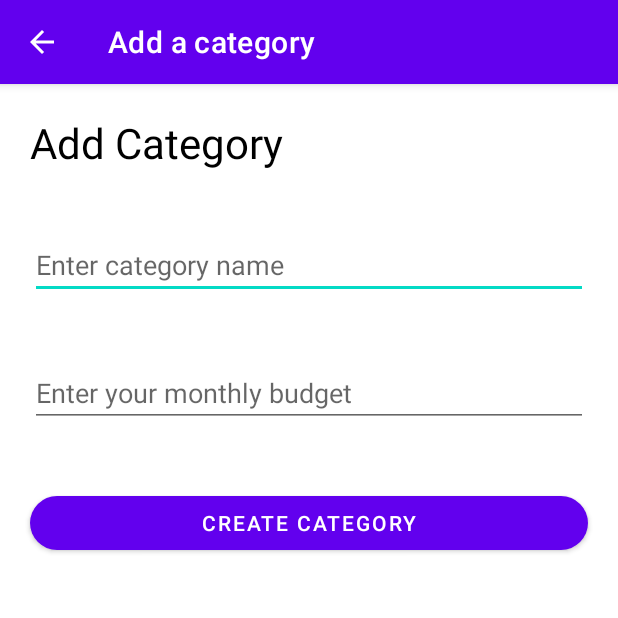
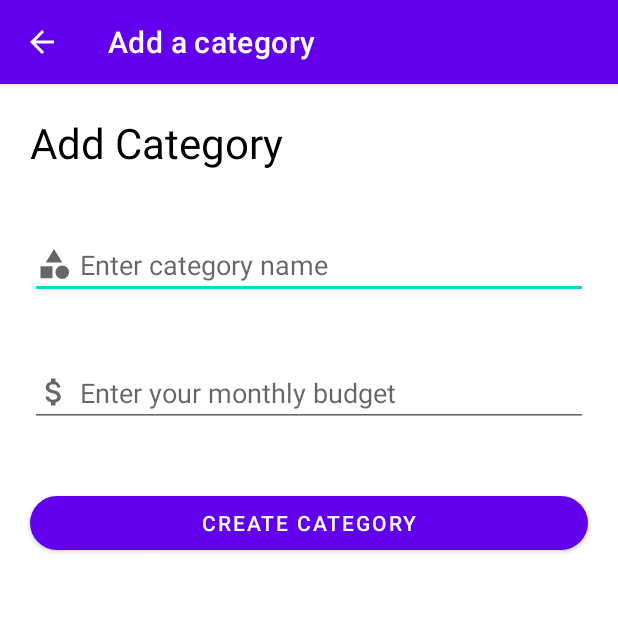
Before and after one commit to timoleonn/BudgetTrackingExpense, an Android app: the AddCategoryActivity screen opened directly, with no data from a screen before it, on a phone screen of 412 x 824 dp, the top half of it. Run offline under Robolectric (Android 15) with nearby library versions, the phone set to English and light mode, and no system bars; our stand-ins replace Firebase (no records; nobody signed in at launch, a user with empty details on screens opened directly).

Commit message:
CREATED UPDATE CATEGORY FRONTEND

```diff
--- /dev/null
+++ b/app/src/main/res/drawable/ic_baseline_attach_money_24.xml
@@ -0,0 +1,10 @@
+<vector xmlns:android="http://schemas.android.com/apk/res/android"
+    android:width="24dp"
+    android:height="24dp"
+    android:viewportWidth="24"
+    android:viewportHeight="24"
+    android:tint="?attr/colorControlNormal">
+  <path
+      android:fillColor="@android:color/white"
+      android:pathData="M11.8,10.9c-2.27,-0.59 -3,-1.2 -3,-2.15 0,-1.09 1.01,-1.85 2.7,-1.85 1.78,0 2.44,0.85 2.5,2.1h2.21c-0.07,-1.72 -1.12,-3.3 -3.21,-3.81V3h-3v2.16c-1.94,0.42 -3.5,1.68 -3.5,3.61 0,2.31 1.91,3.46 4.7,4.13 2.5,0.6 3,1.48 3,2.41 0,0.69 -0.49,1.79 -2.7,1.79 -2.06,0 -2.87,-0.92 -2.98,-2.1h-2.2c0.12,2.19 1.76,3.42 3.68,3.83V21h3v-2.15c1.95,-0.37 3.5,-1.5 3.5,-3.55 0,-2.84 -2.43,-3.81 -4.7,-4.4z"/>
+</vector>
--- /dev/null
+++ b/app/src/main/res/drawable/ic_baseline_category_black_24.xml
@@ -0,0 +1,16 @@
+<vector xmlns:android="http://schemas.android.com/apk/res/android"
+    android:width="24dp"
+    android:height="24dp"
+    android:viewportWidth="24"
+    android:viewportHeight="24"
+    android:tint="?attr/colorControlNormal">
+  <path
+      android:fillColor="@android:color/white"
+      android:pathData="M12,2l-5.5,9h11z"/>
+  <path
+      android:fillColor="@android:color/white"
+      android:pathData="M17.5,17.5m-4.5,0a4.5,4.5 0,1 1,9 0a4.5,4.5 0,1 1,-9 0"/>
+  <path
+      android:fillColor="@android:color/white"
+      android:pathData="M3,13.5h8v8H3z"/>
+</vector>
--- a/app/src/main/res/layout/activity_add_category.xml
+++ b/app/src/main/res/layout/activity_add_category.xml
@@ -23,7 +23,10 @@
         android:layout_margin="20dp"
         android:ems="10"
         android:hint="Enter category name"
-        android:inputType="textPersonName" />
+        android:inputType="textPersonName"
+        android:drawableLeft="@drawable/ic_baseline_category_black_24"
+        android:drawableStart="@drawable/ic_baseline_category_black_24"
+        android:drawablePadding="5dp"/>
 
     <EditText
         android:id="@+id/etBudget"
@@ -32,7 +35,10 @@
         android:layout_margin="20dp"
         android:ems="10"
         android:hint="Enter your monthly budget"
-        android:inputType="numberDecimal" />
+        android:inputType="numberDecimal"
+        android:drawableLeft="@drawable/ic_baseline_attach_money_24"
+        android:drawableStart="@drawable/ic_baseline_attach_money_24"
+        android:drawablePadding="5dp"/>
 
     <Button
         android:id="@+id/btnCreateCategory"
--- a/build.gradle
+++ b/build.gradle
@@ -5,7 +5,7 @@ buildscript {
         jcenter()
     }
     dependencies {
-        classpath "com.android.tools.build:gradle:4.1.0"
+        classpath 'com.android.tools.build:gradle:4.1.1'
         classpath 'com.google.gms:google-services:4.3.4'
 
         // NOTE: Do not place your application dependencies here; they belong
```
Also changed, not shown: app/src/main/AndroidManifest.xml (+7 -11 lines), app/src/main/java/com/example/budgettrackingexpense/UpdateCategoryActivity.java (added, +14 -0 lines), app/src/main/res/layout/activity_update_category.xml (added, +50 -0 lines).
